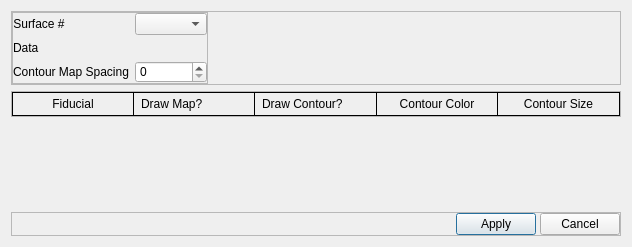
Old version of the form client/forms/FidDialog.ui in the repository SCIInstitute/map3d.
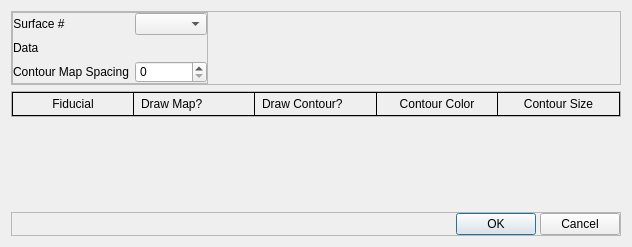
New version of the form.

Diff of the .ui file:
```diff
--- a/client/forms/FidDialog.ui
+++ b/client/forms/FidDialog.ui
@@ -252,7 +252,7 @@
       <item>
        <widget class="QPushButton" name="applyButton">
         <property name="text">
-         <string>Apply</string>
+         <string>OK</string>
         </property>
        </widget>
       </item>
```
